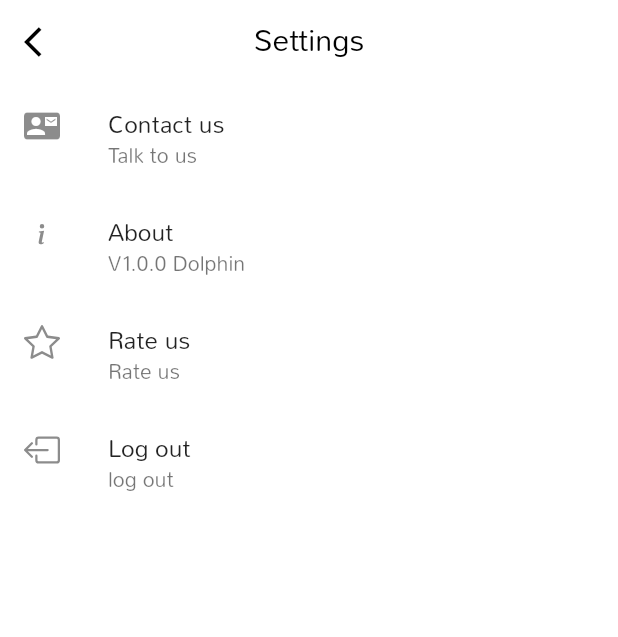
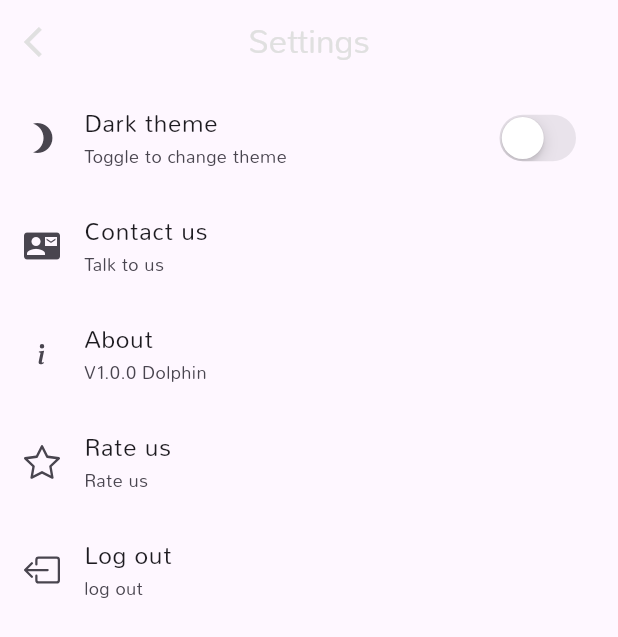
Before and after one commit to dangakeri/warrior, a Flutter app: the HomePage screen opened directly, after a tap on an icon or button, on a phone screen of 412 x 824 dp. Shown: the top 637 px of the screen. Run offline on Flutter 3.47's test engine with Material 2 defaults, Android fonts, the phone set to English and light mode, and no system bars; our stand-ins replace assets_audio_player, avatar_glow, bootstrap_icons, flutter_local_notifications, flutter_native_timezone, flutter_svg and 5 more; accounts and stored records are empty; project files that could hold a hidden picture were left out.

Commit message:
dark theme

```diff
--- /dev/null
+++ b/lib/Provider/Theme.dart
@@ -0,0 +1,19 @@
+import 'package:flutter/material.dart';
+
+import 'shared_preference.dart';
+
+class DarkThemeProvider with ChangeNotifier {
+  DarkThemePreferences darkThemePreferences = DarkThemePreferences();
+
+  bool _darkTheme = false;
+
+  bool get darkTheme => _darkTheme;
+
+  set darkTheme(bool value) {
+    _darkTheme = value;
+
+    darkThemePreferences.setDarkTheme(value);
+
+    notifyListeners();
+  }
+}
--- /dev/null
+++ b/lib/Provider/shared_preference.dart
@@ -0,0 +1,20 @@
+import 'package:shared_preferences/shared_preferences.dart';
+
+class DarkThemePreferences {
+  static const THEME_STATUS = "THEMESTATUS";
+
+  setDarkTheme(bool value) async {
+    SharedPreferences prefs = await SharedPreferences.getInstance();
+
+    prefs.setBool(THEME_STATUS, value);
+  }
+
+  Future<bool> getTheme() async {
+    SharedPreferences prefs = await SharedPreferences.getInstance();
+
+    return prefs.getBool(
+          THEME_STATUS,
+        ) ??
+        false;
+  }
+}
--- a/lib/main.dart
+++ b/lib/main.dart
@@ -1,7 +1,10 @@
 import 'package:assets_audio_player/assets_audio_player.dart';
 import 'package:flutter/material.dart';
 import 'package:flutter/services.dart';
+import 'package:provider/provider.dart';
 import 'Onboarding/splash_screen.dart';
+import 'Provider/Theme.dart';
+import 'Provider/Theme_colors.dart';
 import 'notifications.dart';
 
 Future<void> main() async {
@@ -11,9 +14,28 @@ Future<void> main() async {
   runApp(const MyApp());
 }
 
-class MyApp extends StatelessWidget {
+class MyApp extends StatefulWidget {
   const MyApp({super.key});
-  // This widget is the root of your application.
+
+  @override
+  State<MyApp> createState() => _MyAppState();
+}
+
+class _MyAppState extends State<MyApp> {
+  DarkThemeProvider themeChangeProvider = DarkThemeProvider();
+
+  void getCurrentTheme() async {
+    themeChangeProvider.darkTheme =
+        await themeChangeProvider.darkThemePreferences.getTheme();
+  }
+
+  @override
+  void initState() {
+    getCurrentTheme();
+
+    super.initState();
+  }
+
   @override
   Widget build(BuildContext context) {
     AssetsAudioPlayer.setupNotificationsOpenAction((notification) {
@@ -28,14 +50,26 @@ class MyApp extends StatelessWidget {
         // systemNavigationBarColor: Colors.white,
       ),
     );
-    return MaterialApp(
-      debugShowCheckedModeBanner: false,
-      title: 'Warriors',
-      theme: ThemeData(
-        fontFamily: 'Nunito',
-        primarySwatch: Colors.orange,
-      ),
-      home: const SplashScreen(),
+    return MultiProvider(
+      providers: [
+        ChangeNotifierProvider(create: (_) {
+          return themeChangeProvider;
+        }),
+      ],
+      child: Consumer<DarkThemeProvider>(builder: (context, themeData, child) {
+        return Consumer<DarkThemeProvider>(
+            builder: (context, themeData, child) {
+          return MaterialApp(
+            debugShowCheckedModeBanner: false,
+            title: 'Warriors',
+            theme: Styles.themeData(
+              themeChangeProvider.darkTheme,
+              context,
+            ),
+            home: const SplashScreen(),
+          );
+        });
+      }),
     );
   }
 }
--- a/lib/pages/HomePage.dart
+++ b/lib/pages/HomePage.dart
@@ -1,4 +1,5 @@
 import 'package:Warriors/consts/app_colors.dart';
+import 'package:Warriors/pages/See%20all/see_allPage.dart';
 import 'package:Warriors/pages/play.dart';
 import 'package:Warriors/pages/settings.dart';
 import 'package:assets_audio_player/assets_audio_player.dart';
@@ -67,9 +68,10 @@ class _HomePageState extends State<HomePage> {
   @override
   Widget build(BuildContext context) {
     return Scaffold(
+      backgroundColor: Theme.of(context).backgroundColor,
       appBar: AppBar(
         elevation: 0,
-        backgroundColor: Colors.white,
+        backgroundColor: Theme.of(context).backgroundColor,
         actions: [
           IconButton(
               onPressed: () {
@@ -77,14 +79,13 @@ class _HomePageState extends State<HomePage> {
                   MaterialPageRoute(builder: (_) => const SettingPage()),
                 );
               },
-              icon: const Icon(
+              icon: Icon(
                 BootstrapIcons.gear,
-                color: Colors.orange,
+                color: Theme.of(context).buttonColor,
               )),
           const SizedBox(width: 10),
         ],
       ),
-      backgroundColor: Colors.white,
       body: ListView(
         physics: const BouncingScrollPhysics(),
         children: [
@@ -152,14 +153,18 @@ class _HomePageState extends State<HomePage> {
                   child: Column(
                     children: [
                       const SizedBox(height: 40),
-                      const Text(
+                      Text(
                         'Meditate',
                         style: TextStyle(
+                          color: Theme.of(context).buttonColor,
                           fontWeight: FontWeight.bold,
                         ),
                       ),
                       const SizedBox(height: 5),
-                      const Text('Everyday learn new ways to focus'),
+                      Text(
+                        'Everyday learn new ways to focus',
+                        style: TextStyle(color: Theme.of(context).buttonColor),
+                      ),
                       const SizedBox(height: 5),
                       Padding(
                         padding: const EdgeInsets.only(
@@ -173,11 +178,14 @@ class _HomePageState extends State<HomePage> {
                           child: Column(
                             mainAxisAlignment: MainAxisAlignment.center,
                             children: [
-                              const Padding(
+                              Padding(
                                 padding: EdgeInsets.only(top: 15.0),
                                 child: Text(
                                   'Believe in something even if it means\nloosing everything',
                                   textAlign: TextAlign.center,
+                                  style: TextStyle(
+                                    color: Theme.of(context).buttonColor,
+                                  ),
                                 ),
                               ),
                               const SizedBox(height: 10),
@@ -221,9 +229,27 @@ class _HomePageState extends State<HomePage> {
               children: [
                 Text(
                   'Connect your Chakras, $name ',
-                  style: TextStyle(
+                  style: const TextStyle(
                     fontWeight: FontWeight.bold,
                     fontSize: 16,
+                  ),
+                ),
+                const Spacer(),
+                TextButton(
+                  onPressed: () {
+                    Navigator.of(context).push(
+                      MaterialPageRoute(
+                        builder: (_) => const SeeAll(),
+                      ),
+                    );
+                  },
+                  child: const Text(
+                    'See All',
+                    style: TextStyle(
+                      fontWeight: FontWeight.bold,
+                      fontSize: 16,
+                      color: Colors.black,
+                    ),
                   ),
                 ),
               ],
@@ -244,10 +270,11 @@ class _HomePageState extends State<HomePage> {
                       onTap: () {
                         Navigator.of(context).push(
                           MaterialPageRoute(
-                              builder: (_) => const PlayPage(
-                                    music: 'muladhara',
-                                    chakra: 'Muladhara',
-                                  )),
+                            builder: (_) => const PlayPage(
+                              music: 'muladhara',
+                              chakra: 'Muladhara',
+                            ),
+                          ),
                         );
                       },
                       child: TilesContainerWidget(
--- a/lib/pages/IkigaiPage.dart
+++ b/lib/pages/IkigaiPage.dart
@@ -58,6 +58,7 @@ class IkigaiPage extends StatelessWidget {
                                     padding:
                                         EdgeInsets.symmetric(horizontal: 20),
                                     child: ExpansionTile(
+                                      initiallyExpanded: true,
                                       title: Text(
                                         'Diet',
                                         style: TextStyle(
@@ -123,6 +124,7 @@ class IkigaiPage extends StatelessWidget {
                                     padding:
                                         EdgeInsets.symmetric(horizontal: 20),
                                     child: ExpansionTile(
+                                      initiallyExpanded: true,
                                       title: Text(
                                         'What is Sleep ?',
                                         style: TextStyle(
@@ -511,6 +513,7 @@ class IkigaiPage extends StatelessWidget {
                                     padding:
                                         EdgeInsets.symmetric(horizontal: 20),
                                     child: ExpansionTile(
+                                      initiallyExpanded: true,
                                       title: Text(
                                         '1. Exercise controls weight',
                                         style: TextStyle(
@@ -731,6 +734,7 @@ class IkigaiPage extends StatelessWidget {
                                     padding:
                                         EdgeInsets.symmetric(horizontal: 20),
                                     child: ExpansionTile(
+                                      initiallyExpanded: true,
                                       title: Text(
                                         '1. Connect with other people',
                                         style: TextStyle(
@@ -898,6 +902,7 @@ class IkigaiPage extends StatelessWidget {
                                     padding:
                                         EdgeInsets.symmetric(horizontal: 20),
                                     child: ExpansionTile(
+                                      initiallyExpanded: true,
                                       title: Text(
                                         '1. Live in the moment ',
                                         style: TextStyle(
--- a/lib/pages/settings.dart
+++ b/lib/pages/settings.dart
@@ -1,10 +1,12 @@
 import 'package:bootstrap_icons/bootstrap_icons.dart';
 import 'package:flutter/cupertino.dart';
 import 'package:flutter/material.dart';
+import 'package:provider/provider.dart';
 import 'package:shared_preferences/shared_preferences.dart';
 import 'package:url_launcher/url_launcher.dart';
 
 import '../Onboarding/splash_screen.dart';
+import '../Provider/Theme.dart';
 import '../notifications.dart';
 
 class SettingPage extends StatefulWidget {
@@ -39,30 +41,46 @@ class _SettingPageState extends State<SettingPage> {
 
   @override
   Widget build(BuildContext context) {
+    final themeChanger = Provider.of<DarkThemeProvider>(context);
     return Scaffold(
-      backgroundColor: Colors.white,
+      backgroundColor: Theme.of(context).backgroundColor,
       extendBodyBehindAppBar: false,
       appBar: AppBar(
+        backgroundColor: Theme.of(context).backgroundColor,
         leading: IconButton(
             onPressed: () {
               Navigator.of(context).pop();
             },
-            icon: const Icon(
+            icon: Icon(
               Icons.arrow_back_ios,
-              color: Colors.black,
+              color: Theme.of(context).buttonColor,
             )),
         elevation: 0,
-        backgroundColor: Colors.white,
         centerTitle: true,
-        title: const Text(
+        title: Text(
           'Settings',
           style: TextStyle(
-            color: Colors.black,
+            color: Theme.of(context).buttonColor,
           ),
         ),
       ),
       body: Column(
         children: [
+          GestureDetector(
+            child: ListTile(
+              leading: const Icon(Icons.brightness_3),
+              trailing: CupertinoSwitch(
+                value: themeChanger.darkTheme,
+                onChanged: (newValue) {
+                  setState(() {
+                    themeChanger.darkTheme = newValue;
+                  });
+                },
+              ),
+              title: const Text('Dark theme'),
+              subtitle: const Text('Toggle to change theme'),
+            ),
+          ),
           GestureDetector(
             onTap: (() {
               showDialog(
@@ -128,9 +146,10 @@ class _SettingPageState extends State<SettingPage> {
                         onPressed: () {
                           Navigator.pop(context);
                         },
-                        child: const Text(
+                        child: Text(
                           'Close',
-                          style: TextStyle(color: Colors.orange),
+                          style:
+                              TextStyle(color: Theme.of(context).buttonColor),
                         ))
                   ],
                 ),
@@ -170,9 +189,10 @@ class _SettingPageState extends State<SettingPage> {
                   ),
                   actions: [
                     CupertinoButton(
-                        child: const Text(
+                        child: Text(
                           "Close",
-                          style: TextStyle(color: Colors.orange),
+                          style:
+                              TextStyle(color: Theme.of(context).buttonColor),
                         ),
                         onPressed: () {
                           Navigator.of(context).pop();
@@ -211,9 +231,10 @@ class _SettingPageState extends State<SettingPage> {
                       ),
                       actions: [
                         CupertinoButton(
-                            child: const Text(
+                            child: Text(
                               'Ok',
-                              style: TextStyle(color: Colors.orange),
+                              style: TextStyle(
+                                  color: Theme.of(context).buttonColor),
                             ),
                             onPressed: () async {
                               SharedPreferences prefs =
--- a/lib/widgets/chakraswidget.dart
+++ b/lib/widgets/chakraswidget.dart
@@ -6,12 +6,14 @@ class ChakrasWidget extends StatelessWidget {
   final String subtitle;
   final Image image;
   final String content;
+  final Color color;
   const ChakrasWidget({
     Key? key,
     required this.text,
     required this.subtitle,
     required this.image,
     required this.content,
+    required this.color,
   }) : super(key: key);
 
   @override
@@ -22,7 +24,7 @@ class ChakrasWidget extends StatelessWidget {
         height: 130,
         width: double.infinity,
         decoration: BoxDecoration(
-          color: Colors.greenAccent,
+          color: color,
           borderRadius: BorderRadius.circular(20),
         ),
         child: Column(children: [
@@ -39,17 +41,19 @@ class ChakrasWidget extends StatelessWidget {
                 const SizedBox(width: 5),
                 Text(
                   text,
-                  style: const TextStyle(
-                    fontWeight: FontWeight.w700,
-                    fontSize: 16,
+                  style: TextStyle(
+                    fontWeight: FontWeight.w600,
+                    color: Theme.of(context).buttonColor,
+                    fontSize: 20,
                   ),
                 ),
                 Text(
                   subtitle,
                   style: TextStyle(
-                    fontWeight: FontWeight.w300,
-                    fontSize: 16,
-                  ),
+                      fontWeight: FontWeight.w500,
+                      fontSize: 18,
+                      fontFamily: "nunito",
+                      color: Theme.of(context).buttonColor),
                 ),
               ],
             ),
@@ -62,12 +66,18 @@ class ChakrasWidget extends StatelessWidget {
                 child: Center(
                     child: Text(
                   content,
-                  style: TextStyle(fontSize: 13),
+                  style: TextStyle(
+                    fontSize: 15,
+                    color: Theme.of(context).buttonColor,
+                  ),
                 )),
               ),
               // Spacer(),
               // const SizedBox(width: 5),
-              ClipRRect(borderRadius: BorderRadius.circular(15), child: image),
+              ClipRRect(
+                borderRadius: BorderRadius.circular(15),
+                child: image,
+              ),
             ],
           )
         ]),
--- a/lib/widgets/continueWidget.dart
+++ b/lib/widgets/continueWidget.dart
@@ -20,7 +20,7 @@ class ContinueWidget extends StatelessWidget {
         child: Text(
           text,
           style: TextStyle(
-            color: Colors.white,
+            color: Theme.of(context).buttonColor,
             fontSize: 16,
             fontWeight: FontWeight.bold,
           ),
--- a/lib/widgets/focusContainerWidget.dart
+++ b/lib/widgets/focusContainerWidget.dart
@@ -62,13 +62,13 @@ class _FocusContainerWidgetState extends State<FocusContainerWidget> {
                 ),
                 const SizedBox(height: 10),
                 Row(
-                  children: const [
+                  children: [
                     Text(
                       'Focus even more',
                       style: TextStyle(
                           fontSize: 12,
                           fontWeight: FontWeight.w100,
-                          color: Colors.white),
+                          color: Theme.of(context).buttonColor),
                     ),
                   ],
                 ),
--- a/pubspec.yaml
+++ b/pubspec.yaml
@@ -47,6 +47,7 @@ dependencies:
   url_launcher: ^6.1.6
   flutter_local_notifications: ^9.4.0
   flutter_native_timezone: ^2.0.0
+  provider: ^6.0.5
 
 
 
```
Also changed, not shown: lib/Provider/Theme_colors.dart (added, +39 -0 lines), lib/consts/app_colors.dart (+7 -3 lines), lib/pages/See all/see_allPage.dart (added, +37 -0 lines), lib/widgets/IkigaiContainerWidget.dart (+22 -9 lines), pubspec.lock.
